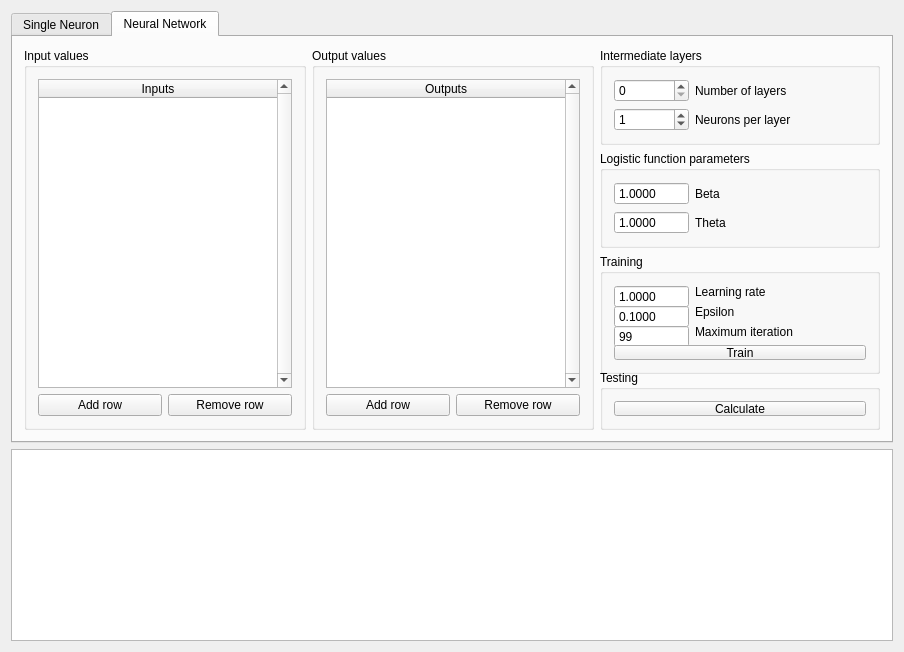
This is Perceptron/perceptronwindow.ui in PALuczak/AIFundamentals as Qt 5 draws it before an edit. The edited form follows.
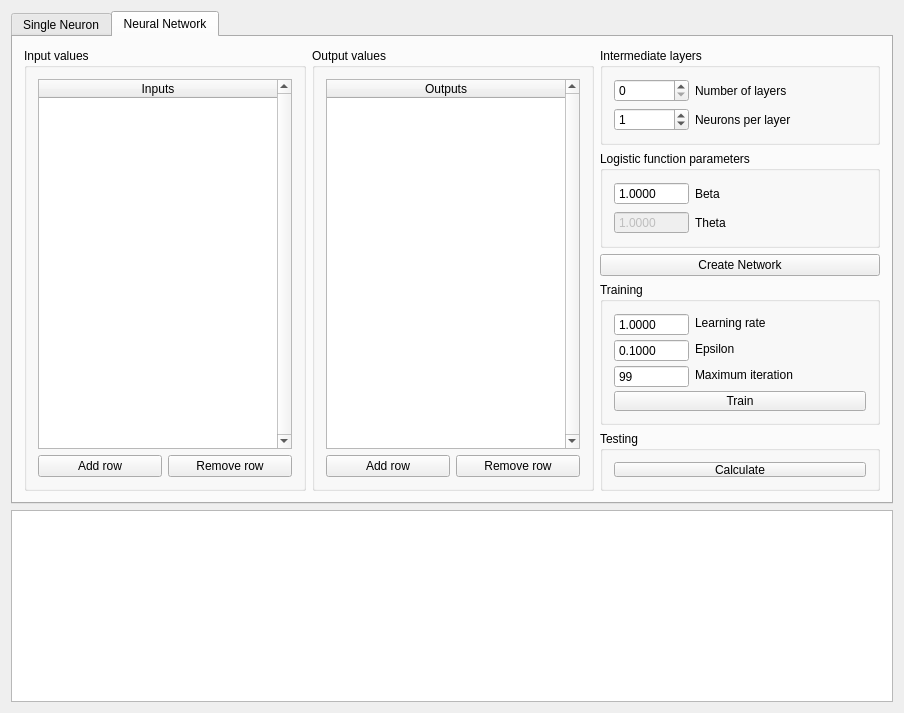
This is the edited form. The open tabs and pages were chosen to show the change. Custom widgets are drawn as their Qt base class.

Commit message: Network training has been implemented and mostly working

Patch:
```diff
--- a/Perceptron/perceptronwindow.ui
+++ b/Perceptron/perceptronwindow.ui
@@ -7,7 +7,7 @@
     <x>0</x>
     <y>0</y>
     <width>904</width>
-    <height>652</height>
+    <height>713</height>
    </rect>
   </property>
   <property name="minimumSize">
@@ -391,81 +391,6 @@
         <string>Neural Network</string>
        </attribute>
        <layout class="QGridLayout" name="gridLayout_3">
-        <item row="0" column="0" rowspan="5">
-         <widget class="QGroupBox" name="networkInputGroup">
-          <property name="minimumSize">
-           <size>
-            <width>280</width>
-            <height>366</height>
-           </size>
-          </property>
-          <property name="title">
-           <string>Input values</string>
-          </property>
-          <layout class="QVBoxLayout" name="verticalLayout_2">
-           <item>
-            <widget class="QTableWidget" name="networkInputTable">
-             <property name="verticalScrollBarPolicy">
-              <enum>Qt::ScrollBarAlwaysOn</enum>
-             </property>
-             <property name="horizontalScrollBarPolicy">
-              <enum>Qt::ScrollBarAsNeeded</enum>
-             </property>
-             <property name="sizeAdjustPolicy">
-              <enum>QAbstractScrollArea::AdjustIgnored</enum>
-             </property>
-             <property name="alternatingRowColors">
-              <bool>true</bool>
-             </property>
-             <property name="selectionMode">
-              <enum>QAbstractItemView::NoSelection</enum>
-             </property>
-             <property name="selectionBehavior">
-              <enum>QAbstractItemView::SelectColumns</enum>
-             </property>
-             <property name="rowCount">
-              <number>0</number>
-             </property>
-             <property name="columnCount">
-              <number>1</number>
-             </property>
-             <attribute name="horizontalHeaderCascadingSectionResizes">
-              <bool>true</bool>
-             </attribute>
-             <attribute name="horizontalHeaderDefaultSectionSize">
-              <number>90</number>
-             </attribute>
-             <attribute name="horizontalHeaderStretchLastSection">
-              <bool>true</bool>
-             </attribute>
-             <column>
-              <property name="text">
-               <string>Inputs</string>
-              </property>
-             </column>
-            </widget>
-           </item>
-           <item>
-            <layout class="QHBoxLayout" name="networkInputButtonsLayout">
-             <item>
-              <widget class="QPushButton" name="networkInputAddRowButton">
-               <property name="text">
-                <string>Add row</string>
-               </property>
-              </widget>
-             </item>
-             <item>
-              <widget class="QPushButton" name="networkInputRemoveRowButton">
-               <property name="text">
-                <string>Remove row</string>
-               </property>
-              </widget>
-             </item>
-            </layout>
-           </item>
-          </layout>
-         </widget>
-        </item>
         <item row="0" column="2" alignment="Qt::AlignHCenter">
          <widget class="QGroupBox" name="networkIntermediateGroup">
           <property name="minimumSize">
@@ -518,7 +443,152 @@
           </layout>
          </widget>
         </item>
-        <item row="2" column="2" alignment="Qt::AlignHCenter">
+        <item row="1" column="2" alignment="Qt::AlignHCenter">
+         <widget class="QGroupBox" name="networkLogisticGroup">
+          <property name="minimumSize">
+           <size>
+            <width>280</width>
+            <height>0</height>
+           </size>
+          </property>
+          <property name="title">
+           <string>Logistic function parameters</string>
+          </property>
+          <layout class="QFormLayout" name="formLayout_3">
+           <item row="0" column="0">
+            <widget class="QDoubleSpinBox" name="networkBetaBox">
+             <property name="minimumSize">
+              <size>
+               <width>75</width>
+               <height>23</height>
+              </size>
+             </property>
+             <property name="buttonSymbols">
+              <enum>QAbstractSpinBox::NoButtons</enum>
+             </property>
+             <property name="decimals">
+              <number>4</number>
+             </property>
+             <property name="value">
+              <double>1.000000000000000</double>
+             </property>
+            </widget>
+           </item>
+           <item row="1" column="0">
+            <widget class="QDoubleSpinBox" name="networkThetaBox">
+             <property name="enabled">
+              <bool>false</bool>
+             </property>
+             <property name="minimumSize">
+              <size>
+               <width>75</width>
+               <height>23</height>
+              </size>
+             </property>
+             <property name="buttonSymbols">
+              <enum>QAbstractSpinBox::NoButtons</enum>
+             </property>
+             <property name="decimals">
+              <number>4</number>
+             </property>
+             <property name="value">
+              <double>1.000000000000000</double>
+             </property>
+            </widget>
+           </item>
+           <item row="0" column="1">
+            <widget class="QLabel" name="betaLabel">
+             <property name="text">
+              <string>Beta</string>
+             </property>
+            </widget>
+           </item>
+           <item row="1" column="1">
+            <widget class="QLabel" name="thetaLabel_2">
+             <property name="text">
+              <string>Theta</string>
+             </property>
+            </widget>
+           </item>
+          </layout>
+         </widget>
+        </item>
+        <item row="0" column="1" rowspan="6">
+         <widget class="QGroupBox" name="networkOutputGroup">
+          <property name="minimumSize">
+           <size>
+            <width>280</width>
+            <height>364</height>
+           </size>
+          </property>
+          <property name="title">
+           <string>Output values</string>
+          </property>
+          <layout class="QVBoxLayout" name="verticalLayout_3">
+           <item>
+            <widget class="QTableWidget" name="networkOutputTable">
+             <property name="verticalScrollBarPolicy">
+              <enum>Qt::ScrollBarAlwaysOn</enum>
+             </property>
+             <property name="horizontalScrollBarPolicy">
+              <enum>Qt::ScrollBarAsNeeded</enum>
+             </property>
+             <property name="sizeAdjustPolicy">
+              <enum>QAbstractScrollArea::AdjustIgnored</enum>
+             </property>
+             <property name="alternatingRowColors">
+              <bool>true</bool>
+             </property>
+             <property name="selectionMode">
+              <enum>QAbstractItemView::NoSelection</enum>
+             </property>
+             <property name="selectionBehavior">
+              <enum>QAbstractItemView::SelectColumns</enum>
+             </property>
+             <property name="rowCount">
+              <number>0</number>
+             </property>
+             <property name="columnCount">
+              <number>1</number>
+             </property>
+             <attribute name="horizontalHeaderCascadingSectionResizes">
+              <bool>true</bool>
+             </attribute>
+             <attribute name="horizontalHeaderDefaultSectionSize">
+              <number>90</number>
+             </attribute>
+             <attribute name="horizontalHeaderStretchLastSection">
+              <bool>true</bool>
+             </attribute>
+             <column>
+              <property name="text">
+               <string>Outputs</string>
+              </property>
+             </column>
+            </widget>
+           </item>
+           <item>
+            <layout class="QHBoxLayout" name="networkOutputButtonsLayout">
+             <item>
+              <widget class="QPushButton" name="networkOutputAddRowButton">
+               <property name="text">
+                <string>Add row</string>
+               </property>
+              </widget>
+             </item>
+             <item>
+              <widget class="QPushButton" name="networkOutputRemoveRowButton">
+               <property name="text">
+                <string>Remove row</string>
+               </property>
+              </widget>
+             </item>
+            </layout>
+           </item>
+          </layout>
+         </widget>
+        </item>
+        <item row="3" column="2" alignment="Qt::AlignHCenter">
          <widget class="QGroupBox" name="networkTrainingGroup">
           <property name="minimumSize">
            <size>
@@ -618,149 +688,7 @@
           </layout>
          </widget>
         </item>
-        <item row="0" column="1" rowspan="5">
-         <widget class="QGroupBox" name="networkOutputGroup">
-          <property name="minimumSize">
-           <size>
-            <width>280</width>
-            <height>364</height>
-           </size>
-          </property>
-          <property name="title">
-           <string>Output values</string>
-          </property>
-          <layout class="QVBoxLayout" name="verticalLayout_3">
-           <item>
-            <widget class="QTableWidget" name="networkOutputTable">
-             <property name="verticalScrollBarPolicy">
-              <enum>Qt::ScrollBarAlwaysOn</enum>
-             </property>
-             <property name="horizontalScrollBarPolicy">
-              <enum>Qt::ScrollBarAsNeeded</enum>
-             </property>
-             <property name="sizeAdjustPolicy">
-              <enum>QAbstractScrollArea::AdjustIgnored</enum>
-             </property>
-             <property name="alternatingRowColors">
-              <bool>true</bool>
-             </property>
-             <property name="selectionMode">
-              <enum>QAbstractItemView::NoSelection</enum>
-             </property>
-             <property name="selectionBehavior">
-              <enum>QAbstractItemView::SelectColumns</enum>
-             </property>
-             <property name="rowCount">
-              <number>0</number>
-             </property>
-             <property name="columnCount">
-              <number>1</number>
-             </property>
-             <attribute name="horizontalHeaderCascadingSectionResizes">
-              <bool>true</bool>
-             </attribute>
-             <attribute name="horizontalHeaderDefaultSectionSize">
-              <number>90</number>
-             </attribute>
-             <attribute name="horizontalHeaderStretchLastSection">
-              <bool>true</bool>
-             </attribute>
-             <column>
-              <property name="text">
-               <string>Outputs</string>
-              </property>
-             </column>
-            </widget>
-           </item>
-           <item>
-            <layout class="QHBoxLayout" name="networkOutputButtonsLayout">
-             <item>
-              <widget class="QPushButton" name="networkOutputAddRowButton">
-               <property name="text">
-                <string>Add row</string>
-               </property>
-              </widget>
-             </item>
-             <item>
-              <widget class="QPushButton" name="networkOutputRemoveRowButton">
-               <property name="text">
-                <string>Remove row</string>
-               </property>
-              </widget>
-             </item>
-            </layout>
-           </item>
-          </layout>
-         </widget>
-        </item>
-        <item row="1" column="2" alignment="Qt::AlignHCenter">
-         <widget class="QGroupBox" name="networkLogisticGroup">
-          <property name="minimumSize">
-           <size>
-            <width>280</width>
-            <height>0</height>
-           </size>
-          </property>
-          <property name="title">
-           <string>Logistic function parameters</string>
-          </property>
-          <layout class="QFormLayout" name="formLayout_3">
-           <item row="0" column="0">
-            <widget class="QDoubleSpinBox" name="networkBetaBox">
-             <property name="minimumSize">
-              <size>
-               <width>75</width>
-               <height>23</height>
-              </size>
-             </property>
-             <property name="buttonSymbols">
-              <enum>QAbstractSpinBox::NoButtons</enum>
-             </property>
-             <property name="decimals">
-              <number>4</number>
-             </property>
-             <property name="value">
-              <double>1.000000000000000</double>
-             </property>
-            </widget>
-           </item>
-           <item row="1" column="0">
-            <widget class="QDoubleSpinBox" name="networkThetaBox">
-             <property name="minimumSize">
-              <size>
-               <width>75</width>
-               <height>23</height>
-              </size>
-             </property>
-             <property name="buttonSymbols">
-              <enum>QAbstractSpinBox::NoButtons</enum>
-             </property>
-             <property name="decimals">
-              <number>4</number>
-             </property>
-             <property name="value">
-              <double>1.000000000000000</double>
-             </property>
-            </widget>
-           </item>
-           <item row="0" column="1">
-            <widget class="QLabel" name="betaLabel">
-             <property name="text">
-              <string>Beta</string>
-             </property>
-            </widget>
-           </item>
-           <item row="1" column="1">
-            <widget class="QLabel" name="thetaLabel_2">
-             <property name="text">
-              <string>Theta</string>
-             </property>
-            </widget>
-           </item>
-          </layout>
-         </widget>
-        </item>
-        <item row="3" column="2" rowspan="2" alignment="Qt::AlignHCenter">
+        <item row="4" column="2" rowspan="2" alignment="Qt::AlignHCenter">
          <widget class="QGroupBox" name="networkTestingGroup">
           <property name="minimumSize">
            <size>
@@ -782,6 +710,88 @@
           </layout>
          </widget>
         </item>
+        <item row="0" column="0" rowspan="6">
+         <widget class="QGroupBox" name="networkInputGroup">
+          <property name="minimumSize">
+           <size>
+            <width>280</width>
+            <height>366</height>
+           </size>
+          </property>
+          <property name="title">
+           <string>Input values</string>
+          </property>
+          <layout class="QVBoxLayout" name="verticalLayout_2">
+           <item>
+            <widget class="QTableWidget" name="networkInputTable">
+             <property name="verticalScrollBarPolicy">
+              <enum>Qt::ScrollBarAlwaysOn</enum>
+             </property>
+             <property name="horizontalScrollBarPolicy">
+              <enum>Qt::ScrollBarAsNeeded</enum>
+             </property>
+             <property name="sizeAdjustPolicy">
+              <enum>QAbstractScrollArea::AdjustIgnored</enum>
+             </property>
+             <property name="alternatingRowColors">
+              <bool>true</bool>
+             </property>
+             <property name="selectionMode">
+              <enum>QAbstractItemView::NoSelection</enum>
+             </property>
+             <property name="selectionBehavior">
+              <enum>QAbstractItemView::SelectColumns</enum>
+             </property>
+             <property name="rowCount">
+              <number>0</number>
+             </property>
+             <property name="columnCount">
+              <number>1</number>
+             </property>
+             <attribute name="horizontalHeaderCascadingSectionResizes">
+              <bool>true</bool>
+             </attribute>
+             <attribute name="horizontalHeaderDefaultSectionSize">
+              <number>90</number>
+             </attribute>
+             <attribute name="horizontalHeaderStretchLastSection">
+              <bool>true</bool>
+             </attribute>
+             <column>
+              <property name="text">
+               <string>Inputs</string>
+              </property>
+             </column>
+            </widget>
+           </item>
+           <item>
+            <layout class="QHBoxLayout" name="networkInputButtonsLayout">
+             <item>
+              <widget class="QPushButton" name="networkInputAddRowButton">
+               <property name="text">
+                <string>Add row</string>
+               </property>
+              </widget>
+             </item>
+             <item>
+              <widget class="QPushButton" name="networkInputRemoveRowButton">
+               <property name="text">
+                <string>Remove row</string>
+               </property>
+              </widget>
+             </item>
+            </layout>
+           </item>
+          </layout>
+         </widget>
+        </item>
+        <item row="2" column="2">
+         <widget class="QPushButton" name="networkCreateButton">
+          <property name="text">
+           <string>Create Network</string>
+          </property>
+         </widget>
+        </item>
        </layout>
       </widget>
      </widget>
```
The commit also changes 6 other files.
